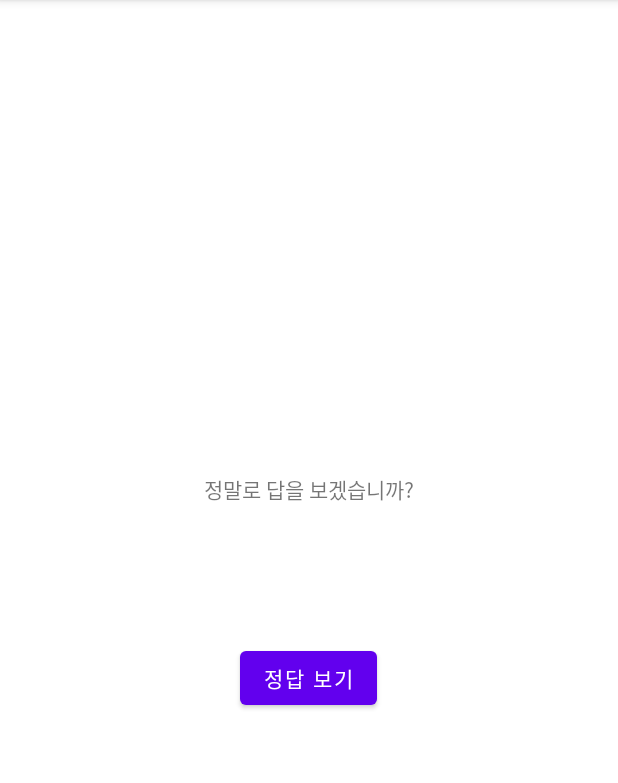
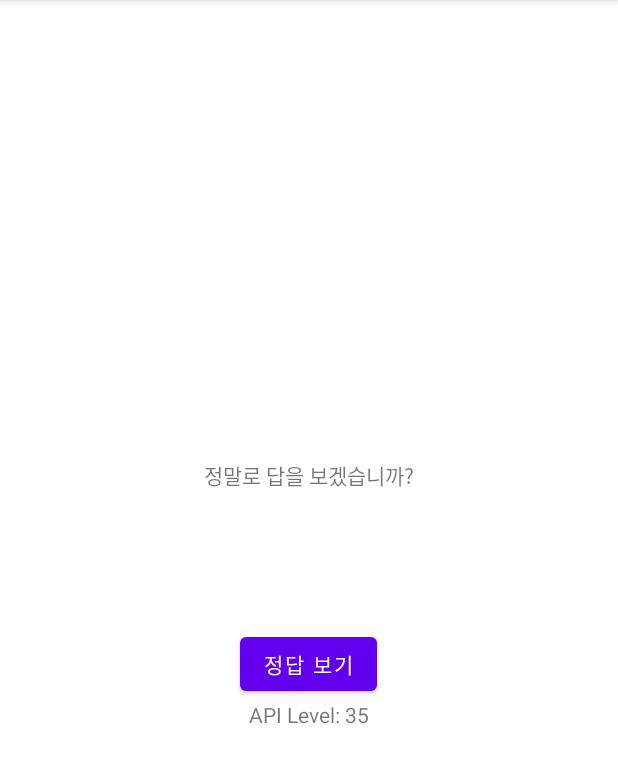
Before and after one commit to dev-baik/Android-programming-applied-in-practice, an Android app: the CheatActivity screen opened directly, with no data from a screen before it, on a phone screen of 412 x 824 dp, the part 84-867 px from its top. Run offline under Robolectric (Android 15) with nearby library versions, the phone set to English and light mode, and no system bars.

Commit message:
장치의 안드로이드 버전 보여주기

```diff
--- a/GeoQuiz/src/main/java/com/example/geoquiz/CheatActivity.kt
+++ b/GeoQuiz/src/main/java/com/example/geoquiz/CheatActivity.kt
@@ -3,6 +3,7 @@ package com.example.geoquiz
 import android.app.Activity
 import android.content.Context
 import android.content.Intent
+import android.os.Build
 import androidx.appcompat.app.AppCompatActivity
 import android.os.Bundle
 import android.util.Log
@@ -22,6 +23,9 @@ class CheatActivity : AppCompatActivity() {
         super.onCreate(savedInstanceState)
         binding = ActivityCheatBinding.inflate(layoutInflater)
         setContentView(binding.root)
+
+        val buildNumber = Build.VERSION.SDK_INT.toString()
+        binding.apiLevel.text = "API Level: $buildNumber"
 
         answerIsTrue = intent.getBooleanExtra(EXTRA_ANSWER_IS_TRUE, false)
         binding.showAnswerButton.setOnClickListener {
--- a/GeoQuiz/src/main/res/layout/activity_cheat.xml
+++ b/GeoQuiz/src/main/res/layout/activity_cheat.xml
@@ -27,4 +27,10 @@
         android:layout_height="wrap_content"
         android:text="@string/show_answer_button"/>
 
+    <TextView
+        android:id="@+id/api_level"
+        android:layout_width="wrap_content"
+        android:layout_height="wrap_content"
+        tools:text="Api level"/>
+
 </LinearLayout>
```
